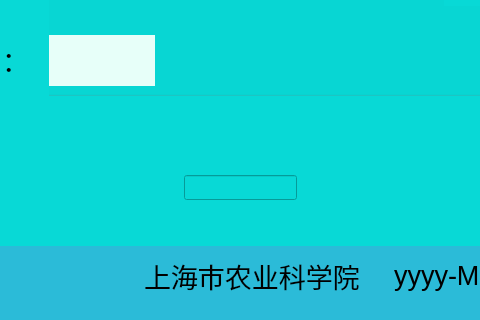
First picture: the form in mainwindow.ui, repository guozi-1997/plant_factory, before the edit; both pictures show x 266 to 746 and y 405 to 725 of the 1024 by 725 pixel window.
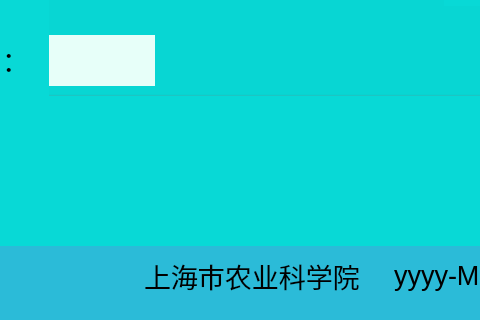
Second picture: the form after the edit. Icons and pictures are not drawn.

The edit to the form file:
```diff
--- a/mainwindow.ui
+++ b/mainwindow.ui
@@ -1941,16 +1941,6 @@
        <string/>
       </property>
      </widget>
-     <widget class="QLineEdit" name="lineEdit">
-      <property name="geometry">
-       <rect>
-        <x>290</x>
-        <y>490</y>
-        <width>113</width>
-        <height>25</height>
-       </rect>
-      </property>
-     </widget>
     </widget>
    </widget>
    <widget class="QWidget" name="widget_2" native="true">
```
